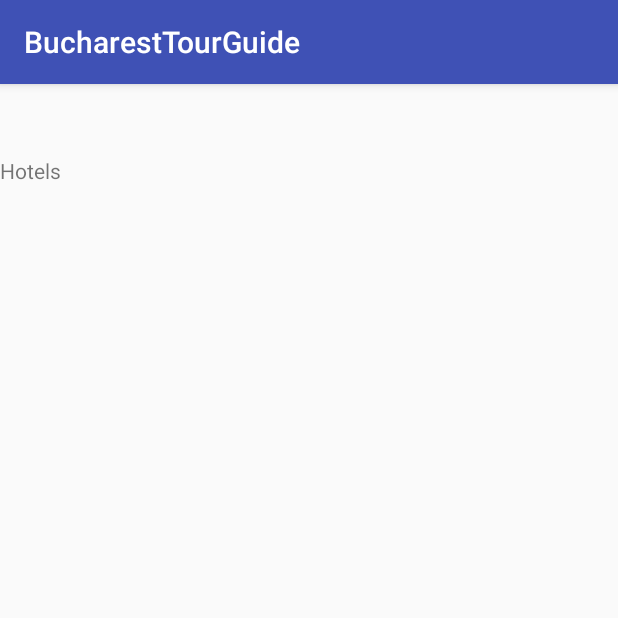
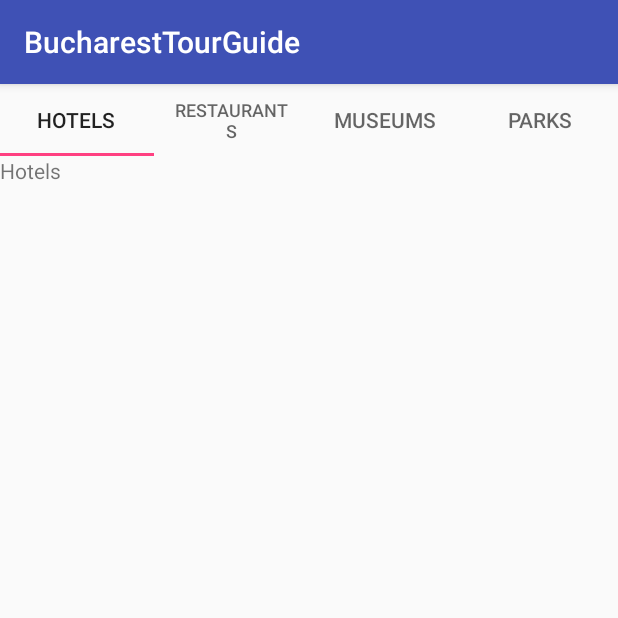
Before and after one commit to raulrada/BucharestTourGuide, an Android app: the screen it shows after launch (MainActivity), on a phone screen of 412 x 824 dp, the top half of it. Run offline under Robolectric (Android 15) with nearby library versions, the phone set to English and light mode, and no system bars.

```diff
--- a/app/src/main/java/udacityscholarship/rada/raul/bucharesttourguide/AttractionAdapter.java
+++ b/app/src/main/java/udacityscholarship/rada/raul/bucharesttourguide/AttractionAdapter.java
@@ -1,13 +1,23 @@
 package udacityscholarship.rada.raul.bucharesttourguide;
 
+import android.content.Context;
 import android.support.v4.app.Fragment;
 import android.support.v4.app.FragmentManager;
 import android.support.v4.app.FragmentPagerAdapter;
 
 public class AttractionAdapter extends FragmentPagerAdapter {
 
-    public AttractionAdapter(FragmentManager fm) {
+    // context of the app
+    private Context mContext;
+
+    /**
+     * Create a new AttractionAdapter object
+     * @param context of the app
+     * @param fm fragment manager that will keep each fragment's state in the adapter across swipes
+     */
+    public AttractionAdapter(Context context, FragmentManager fm) {
         super(fm);
+        mContext = context;
     }
 
     @Override
@@ -22,4 +32,14 @@ public class AttractionAdapter extends FragmentPagerAdapter {
     public int getCount() {
         return 4;
     }
+
+    @Override
+    public CharSequence getPageTitle(int position) {
+        if (position == 0) return mContext.getString(R.string.hotels);
+        else if (position == 1) return mContext.getString(R.string.restaurants);
+        else if (position == 2) return mContext.getString(R.string.museums);
+        else return mContext.getString(R.string.parks);
+    }
+
+
 }
--- a/app/src/main/java/udacityscholarship/rada/raul/bucharesttourguide/MainActivity.java
+++ b/app/src/main/java/udacityscholarship/rada/raul/bucharesttourguide/MainActivity.java
@@ -1,5 +1,6 @@
 package udacityscholarship.rada.raul.bucharesttourguide;
 
+import android.support.design.widget.TabLayout;
 import android.support.v4.view.ViewPager;
 import android.support.v7.app.AppCompatActivity;
 import android.os.Bundle;
@@ -17,9 +18,15 @@ public class MainActivity extends AppCompatActivity {
         ViewPager viewPager = (ViewPager) findViewById(R.id.viewpager);
 
         // Create an adapter that knows which fragment should be shown on each page
-        AttractionAdapter adapter = new AttractionAdapter(getSupportFragmentManager());
+        AttractionAdapter adapter = new AttractionAdapter(this, getSupportFragmentManager());
 
         // Set the adapter onto the view pager
         viewPager.setAdapter(adapter);
+
+        // Find the tab layout that shows the tabs
+        TabLayout tabLayout = (TabLayout) findViewById(R.id.tabs);
+
+        // Connect the tab layout with the view pager.
+        tabLayout.setupWithViewPager(viewPager);
     }
 }
```
